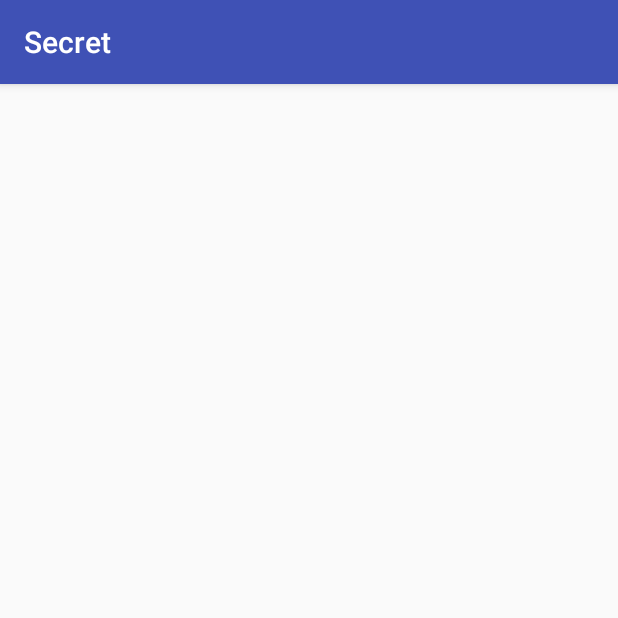
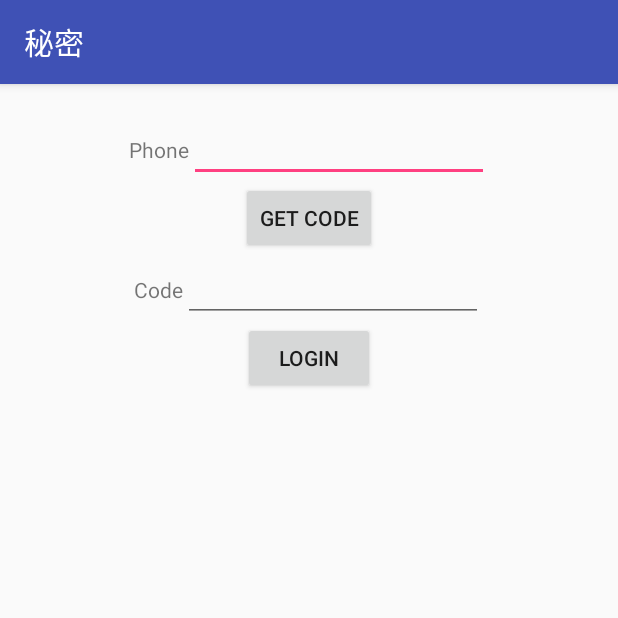
Before and after one commit to crazy-Q/Secret, an Android app: the screen it shows after launch (AtyLogin), on a phone screen of 412 x 824 dp, the top half of it. Run offline under Robolectric (Android 15) with nearby library versions, the phone set to English and light mode, and no system bars.

Commit message:
项目登录界面设计

```diff
--- a/app/src/main/java/atys/AtyLogin.java
+++ b/app/src/main/java/atys/AtyLogin.java
@@ -1,10 +1,19 @@
 package atys;
 
+import android.os.Bundle;
 import android.support.v7.app.AppCompatActivity;
+
+import com.jikexueyuan.secret.R;
 
 /**
  * Created by QQQ on 2016/8/13.
  */
 public class AtyLogin extends AppCompatActivity {
 
+    @Override
+    protected void onCreate(Bundle savedInstanceState) {
+        super.onCreate(savedInstanceState);
+        setContentView(R.layout.aty_login);
+
+    }
 }
--- a/app/src/main/java/secret/MainActivity.java
+++ b/app/src/main/java/secret/MainActivity.java
@@ -20,7 +20,9 @@ public class MainActivity extends AppCompatActivity {
             Intent i = new Intent(this, AtyTimeLine.class);
             i.putExtra(Config.KEY_TOKEN, token);
             startActivity(i);
-        }else
+        } else {
             startActivity(new Intent(this, AtyLogin.class));
+        }
+        finish();
     }
 }
--- /dev/null
+++ b/app/src/main/res/layout/aty_login.xml
@@ -0,0 +1,59 @@
+<?xml version="1.0" encoding="utf-8"?>
+<LinearLayout xmlns:android="http://schemas.android.com/apk/res/android"
+    android:layout_width="match_parent"
+    android:layout_height="match_parent"
+    android:gravity="center_horizontal"
+    android:orientation="vertical"
+    android:paddingTop="20dp">
+
+    <LinearLayout
+        android:layout_width="wrap_content"
+        android:layout_height="wrap_content"
+        android:orientation="horizontal">
+
+        <TextView
+            android:layout_width="wrap_content"
+            android:layout_height="wrap_content"
+            android:text="@string/phone" />
+
+        <EditText
+            android:id="@+id/et_phoneNum"
+            android:layout_width="200dp"
+            android:layout_height="wrap_content"
+            android:inputType="phone"
+            android:maxLines="1" />
+
+    </LinearLayout>
+
+    <Button
+        android:id="@+id/btn_getCode"
+        android:layout_width="wrap_content"
+        android:layout_height="wrap_content"
+        android:text="@string/get_code" />
+
+    <LinearLayout
+        android:layout_width="wrap_content"
+        android:layout_height="wrap_content"
+        android:orientation="horizontal">
+
+        <TextView
+            android:layout_width="wrap_content"
+            android:layout_height="wrap_content"
+            android:text="@string/code" />
+
+        <EditText
+            android:id="@+id/et_code"
+            android:layout_width="200dp"
+            android:layout_height="wrap_content"
+            android:inputType="number"
+            android:maxLines="1" />
+
+    </LinearLayout>
+
+    <Button
+        android:id="@+id/btn_login"
+        android:layout_width="wrap_content"
+        android:layout_height="wrap_content"
+        android:text="@string/login" />
+
+</LinearLayout>
--- a/app/src/main/res/values/strings.xml
+++ b/app/src/main/res/values/strings.xml
@@ -1,3 +1,7 @@
 <resources>
-    <string name="app_name">Secret</string>
+    <string name="app_name">秘密</string>
+    <string name="phone">Phone</string>
+    <string name="get_code">Get Code</string>
+    <string name="code">Code</string>
+    <string name="login">Login</string>
 </resources>
```
